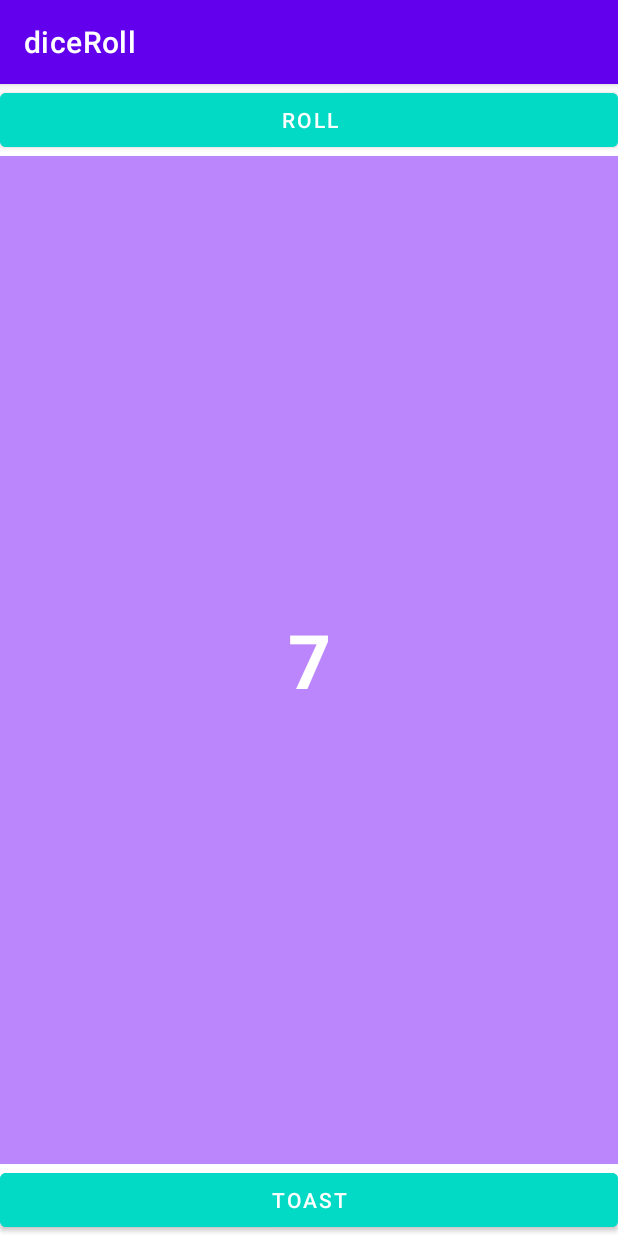
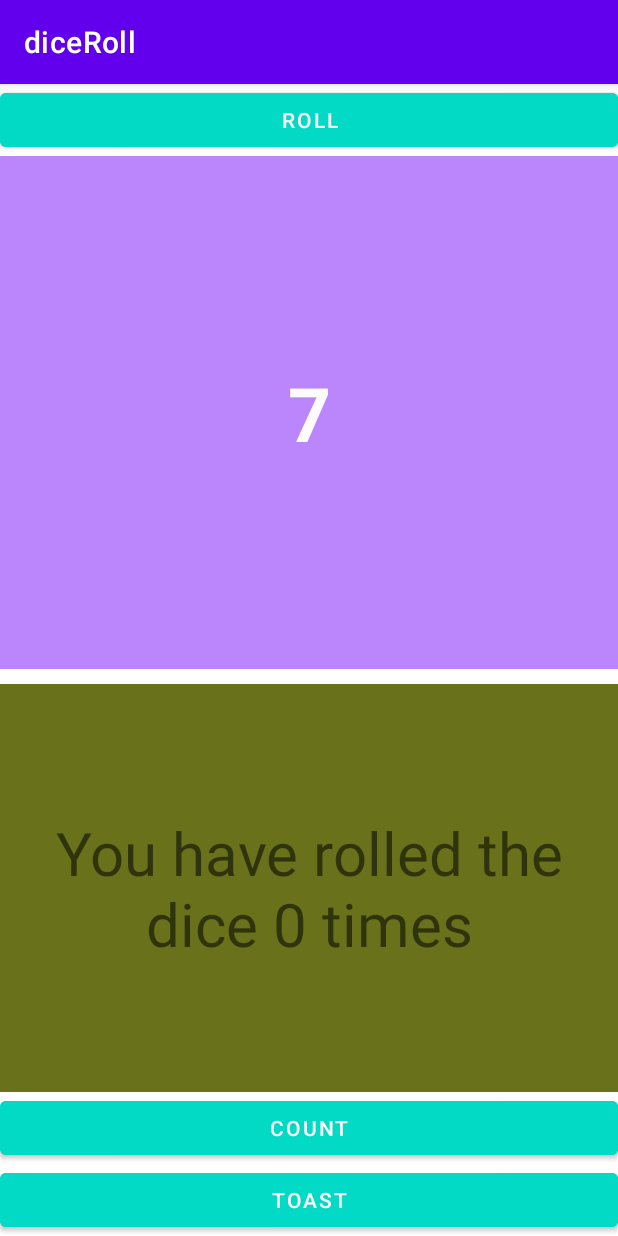
Before and after one commit to dennis-199/diceRoll, an Android app: the screen it shows after launch (MainActivity), on a phone screen of 412 x 824 dp. Run offline under Robolectric (Android 15) with nearby library versions, the phone set to English and light mode, and no system bars.

Commit message:
count button added

```diff
--- a/app/src/main/java/com/example/diceroll/MainActivity.kt
+++ b/app/src/main/java/com/example/diceroll/MainActivity.kt
@@ -2,11 +2,13 @@ package com.example.diceroll
 
 import androidx.appcompat.app.AppCompatActivity
 import android.os.Bundle
+import android.view.View
 import android.widget.Button
 import android.widget.TextView
 import android.widget.Toast
 
 class MainActivity : AppCompatActivity() {
+    var count=0
     override fun onCreate(savedInstanceState: Bundle?) {
         super.onCreate(savedInstanceState)
         setContentView(R.layout.activity_main)
@@ -15,6 +17,8 @@ class MainActivity : AppCompatActivity() {
 
     val buttonRoll: Button = findViewById(R.id.button_roll)
         buttonRoll.setOnClickListener { rollDice() }
+
+
     }
 
     private fun showToast(){
@@ -26,4 +30,11 @@ class MainActivity : AppCompatActivity() {
         val textviewresult: TextView = findViewById(R.id.text_result)
         textviewresult.text = generatedRandom.toString()
     }
+
+    fun onTouch(view: View) {
+        count+= 1
+
+        val counttextview = findViewById(R.id.counttextview) as TextView
+        counttextview.text = "You have clicked the button $count times."
+    }
 }
--- a/app/src/main/res/layout/activity_main.xml
+++ b/app/src/main/res/layout/activity_main.xml
@@ -25,6 +25,25 @@
         android:background="@color/purple_200"
         android:gravity="center"
         android:text="7" />
+    <TextView
+        android:id="@+id/counttextview"
+        android:layout_width="match_parent"
+        android:layout_height="wrap_content"
+        android:layout_weight="1"
+        android:text="You have rolled the dice 0 times"
+        android:textSize="40sp"
+        android:gravity="center"
+        android:layout_marginTop="10dp"
+        android:background="@color/newcolor"/>
+    <Button
+        android:id="@+id/button_count"
+        android:layout_width="match_parent"
+        android:layout_height="wrap_content"
+        android:onClick="onTouch"
+        android:text="@string/count_button"
+        android:backgroundTint="@color/teal_200"/>
+
+
     <Button
         android:id="@+id/button_toast"
         android:layout_width="match_parent"
--- a/app/src/main/res/values/colors.xml
+++ b/app/src/main/res/values/colors.xml
@@ -6,5 +6,6 @@
     <color name="teal_200">#FF03DAC5</color>
     <color name="teal_700">#FF018786</color>
     <color name="black">#FF000000</color>
-    <color name="white">#FFFFFFFF</color>
+    <color name="white">#FDFCFC</color>
+    <color name="newcolor">#69711B</color>
 </resources>
--- a/app/src/main/res/values/strings.xml
+++ b/app/src/main/res/values/strings.xml
@@ -2,4 +2,5 @@
     <string name="app_name">diceRoll</string>
     <string name="button_roll">roll</string>
     <string name="button_toast">Toast</string>
+    <string name="count_button">COUNT</string>
 </resources>
```
